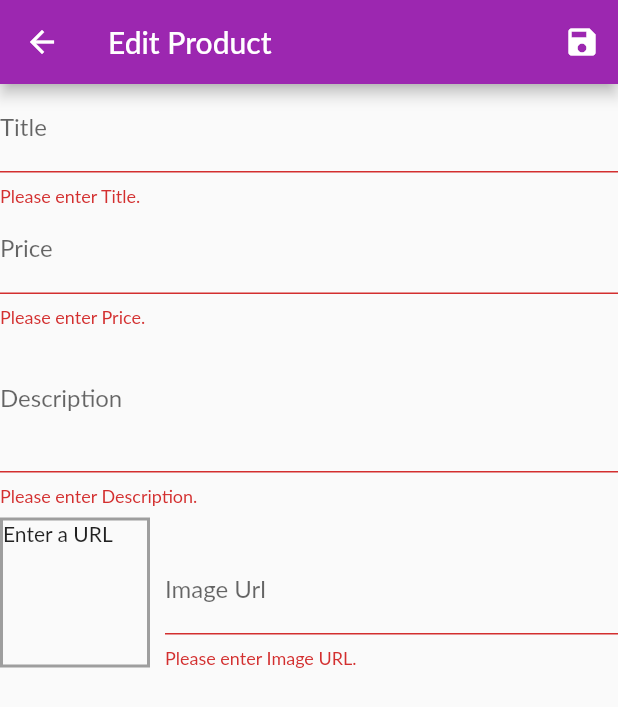
After one commit to Aamir3118/shop_app, a Flutter app: the EditProductScreen screen opened by its route, after a tap on the "save" icon, on a phone screen of 412 x 824 dp. The commit adds this screen. Shown: the top 707 px of the screen. Run offline on Flutter 3.47's test engine with Material 2 defaults, Android fonts, the phone set to English and light mode, and no system bars; network calls fail; Roboto replaces fonts that are missing (Lato).

Commit message:
some changes

```diff
--- a/lib/Provider/products.dart
+++ b/lib/Provider/products.dart
@@ -49,7 +49,16 @@ class Products with ChangeNotifier {
     return _items.firstWhere((prod) => prod.id == id);
   }
 
-  void addProduct() {
+  void addProduct(Product product) {
+    final newProduct = Product(
+      title: product.title,
+      price: product.price,
+      description: product.description,
+      imageUrl: product.imageUrl,
+      id: DateTime.now().toString(),
+    );
+    _items.add(newProduct);
+    //_items.insert(0, newProduct);
     notifyListeners();
   }
 }
--- /dev/null
+++ b/lib/screens/edit_product_screen.dart
@@ -0,0 +1,207 @@
+import 'package:flutter/material.dart';
+import 'package:flutter/services.dart';
+import 'package:provider/provider.dart';
+import 'package:shop/Provider/product.dart';
+import 'package:shop/Provider/products.dart';
+
+class EditProductScreen extends StatefulWidget {
+  static const routeName = "/edit-product";
+  const EditProductScreen({Key? key}) : super(key: key);
+
+  @override
+  State<EditProductScreen> createState() => _EditProductScreenState();
+}
+
+class _EditProductScreenState extends State<EditProductScreen> {
+  final _priceFocus = FocusNode();
+  final _descriptionFocus = FocusNode();
+  final _imageFocus = FocusNode();
+  final _imageUrl = TextEditingController();
+  final _form = GlobalKey<FormState>();
+  var _existingEditedProduct =
+      Product(id: '', description: '', imageUrl: '', price: 0, title: '');
+  @override
+  void initState() {
+    _imageFocus.addListener(_updateImageUrl);
+    // TODO: implement initState
+    /*_imageUrl.addListener(() {
+      setState(() {});
+    });*/
+    super.initState();
+  }
+
+  void _updateImageUrl() {
+    if (!_imageFocus.hasFocus) {
+      setState(() {});
+    }
+  }
+
+  void dispose() {
+    _imageFocus.removeListener(_updateImageUrl);
+    _priceFocus.dispose();
+    _descriptionFocus.dispose();
+    _imageFocus.dispose();
+    _imageUrl.dispose();
+    super.dispose();
+  }
+
+  void _saveForm() {
+    final isValid = _form.currentState!.validate();
+    if (!isValid) {
+      return;
+    }
+    _form.currentState!.save();
+    Provider.of<Products>(context, listen: false)
+        .addProduct(_existingEditedProduct);
+    Navigator.of(context).pop();
+    print(_existingEditedProduct.title);
+    print(_existingEditedProduct.description);
+    print(_existingEditedProduct.price);
+    print(_existingEditedProduct.imageUrl);
+  }
+
+  Widget build(BuildContext context) {
+    return Scaffold(
+      appBar: AppBar(
+        title: Text('Edit Product'),
+        actions: [
+          IconButton(onPressed: _saveForm, icon: Icon(Icons.save)),
+        ],
+      ),
+      body: Form(
+        key: _form,
+        child: ListView(
+          children: [
+            TextFormField(
+              decoration: InputDecoration(label: Text('Title')),
+              textInputAction: TextInputAction.next,
+              onFieldSubmitted: (_) {
+                FocusScope.of(context).requestFocus(_priceFocus);
+              },
+              validator: (value) {
+                if (value!.isEmpty) {
+                  return 'Please enter Title.';
+                }
+                return null;
+              },
+              onSaved: (newValue) {
+                _existingEditedProduct = Product(
+                    id: _existingEditedProduct.id,
+                    title: newValue.toString(),
+                    description: _existingEditedProduct.description,
+                    price: _existingEditedProduct.price,
+                    imageUrl: _existingEditedProduct.imageUrl);
+              },
+            ),
+            TextFormField(
+                decoration: InputDecoration(label: Text('Price')),
+                textInputAction: TextInputAction.next,
+                keyboardType: TextInputType.number,
+                focusNode: _priceFocus,
+                onFieldSubmitted: (_) {
+                  FocusScope.of(context).requestFocus(_descriptionFocus);
+                },
+                validator: (value) {
+                  if (value!.isEmpty) {
+                    return 'Please enter Price.';
+                  }
+                  if (double.tryParse(value) == null) {
+                    return 'Please enter a valid number.';
+                  }
+                  if (double.parse(value) <= 0) {
+                    return 'Number should be greater than zero.';
+                  }
+                  return null;
+                },
+                onSaved: (newValue) {
+                  _existingEditedProduct = Product(
+                      id: _existingEditedProduct.id,
+                      title: _existingEditedProduct.title,
+                      description: _existingEditedProduct.description,
+                      price: double.parse(newValue!),
+                      imageUrl: _existingEditedProduct.imageUrl);
+                }),
+            TextFormField(
+                maxLines: 3,
+                decoration: InputDecoration(label: Text('Description')),
+                //textInputAction: TextInputAction.next,
+                keyboardType: TextInputType.multiline,
+                focusNode: _descriptionFocus,
+                validator: (value) {
+                  if (value!.isEmpty) {
+                    return 'Please enter Description.';
+                  }
+                  if (value.length < 10) {
+                    return 'Description should be greater than 10.';
+                  }
+                  return null;
+                },
+                onSaved: (newValue) {
+                  _existingEditedProduct = Product(
+                      id: _existingEditedProduct.id,
+                      title: _existingEditedProduct.title,
+                      description: newValue!,
+                      price: _existingEditedProduct.price,
+                      imageUrl: _existingEditedProduct.imageUrl);
+                }),
+            Row(
+              crossAxisAlignment: CrossAxisAlignment.end,
+              children: [
+                Container(
+                  width: 100,
+                  height: 100,
+                  margin: EdgeInsets.only(top: 8, right: 10),
+                  decoration: BoxDecoration(
+                    border: Border.all(width: 2, color: Colors.grey),
+                  ),
+                  child: _imageUrl.text.isEmpty
+                      ? Text("Enter a URL")
+                      : FittedBox(
+                          child: Image.network(_imageUrl.text),
+                          fit: BoxFit.cover,
+                        ),
+                ),
+                Expanded(
+                  child: TextFormField(
+                      decoration: InputDecoration(
+                        label: Text('Image Url'),
+                      ),
+                      keyboardType: TextInputType.url,
+                      textInputAction: TextInputAction.done,
+                      controller: _imageUrl,
+                      focusNode: _imageFocus,
+                      onFieldSubmitted: (_) {
+                        _saveForm();
+                      },
+                      validator: (value) {
+                        if (value!.isEmpty) {
+                          return 'Please enter Image URL.';
+                        }
+                        if (!value.startsWith('http') &&
+                            !value.startsWith('https')) {
+                          return 'Please enter a valid URL.';
+                        }
+                        if (!value.endsWith('.png') &&
+                            !value.endsWith('.jpg') &&
+                            !value.endsWith('.jpeg')) {
+                          return 'Please enter a valid URL.';
+                        }
+                        return null;
+                      },
+                      onSaved: (newValue) {
+                        _existingEditedProduct = Product(
+                            id: _existingEditedProduct.id,
+                            title: _existingEditedProduct.title,
+                            description: _existingEditedProduct.description,
+                            price: _existingEditedProduct.price,
+                            imageUrl: newValue!);
+                      }),
+                )
+              ],
+            )
+          ],
+        ),
+      ),
+    );
+  }
+}
--- a/lib/screens/product_detail_screen.dart
+++ b/lib/screens/product_detail_screen.dart
@@ -24,7 +24,7 @@ class ProductDetailScreen extends StatelessWidget {
         child: Column(
           children: [
             Container(
-              height: 300,
+              height: 500,
               width: double.infinity,
               child: Image.network(
                 loadedProduct.imageUrl,
--- a/lib/screens/products_overview_screen.dart
+++ b/lib/screens/products_overview_screen.dart
@@ -3,6 +3,7 @@ import 'package:provider/provider.dart';
 import 'package:shop/Provider/cart.dart';
 import 'package:shop/Provider/products.dart';
 import 'package:shop/screens/cart_screen.dart';
+import 'package:shop/widgets/app_drawer.dart';
 import 'package:shop/widgets/badge.dart';
 
 import '../Provider/product.dart';
@@ -62,6 +63,7 @@ class _ProductsOverviewScreenState extends State<ProductsOverviewScreen> {
           ),
         ],
       ),
+      drawer: AppDrawer(),
       body: ProductGrid(_showFavoritesOnly),
     );
   }
--- a/pubspec.yaml
+++ b/pubspec.yaml
@@ -34,6 +34,7 @@ dependencies:
   # Use with the CupertinoIcons class for iOS style icons.
   cupertino_icons: ^1.0.2
   provider: ^6.0.2
+  intl: ^0.17.0
 
 dev_dependencies:
   flutter_test:
```
Also changed, not shown: lib/Provider/cart.dart (+37 -2 lines), lib/Provider/order.dart (added, +34 -0 lines), lib/main.dart (+10 -0 lines), lib/screens/cart_screen.dart (+7 -2 lines), lib/screens/order_screen.dart (added, +25 -0 lines), lib/screens/user_product_screen.dart (added, +46 -0 lines), lib/widgets/app_drawer.dart (added, +40 -0 lines), lib/widgets/my_cart_items.dart (+25 -0 lines), lib/widgets/order_items.dart (added, +67 -0 lines), lib/widgets/product_item.dart (+23 -5 lines), lib/widgets/user_product_item.dart (added, +38 -0 lines), pubspec.lock.
